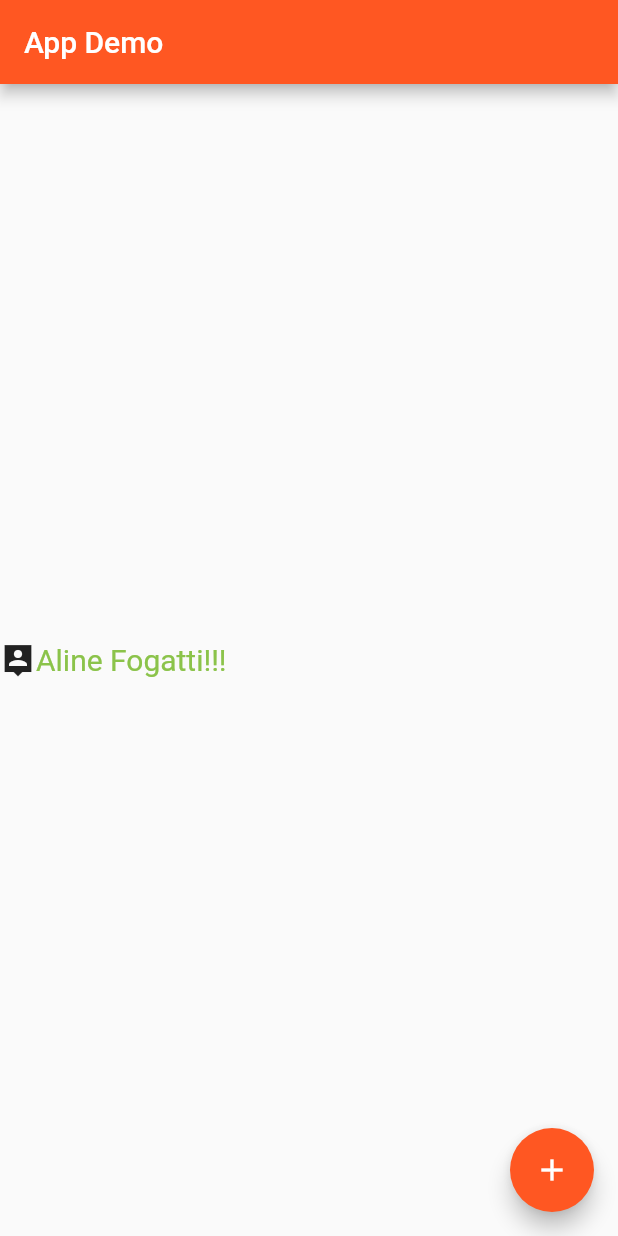
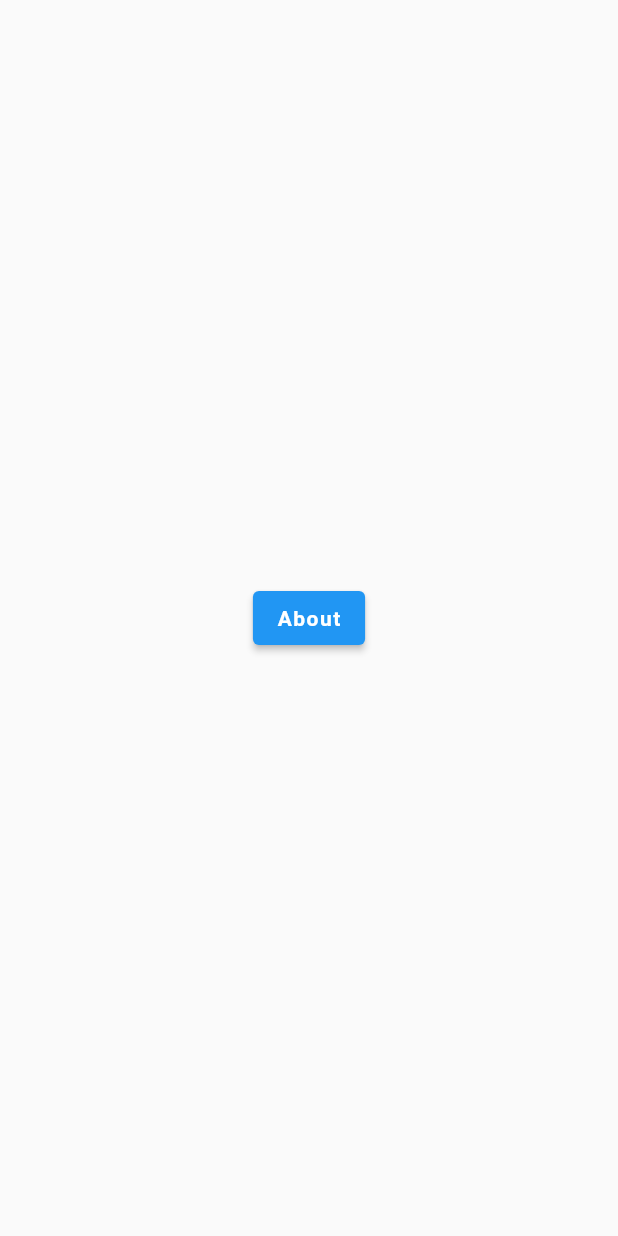
Before and after one commit to LucasCmanso/flutter-quizapp, a Flutter app: the screen it shows after launch, on a phone screen of 412 x 824 dp. Run offline on Flutter 3.47's test engine with Material 2 defaults, Android fonts, the phone set to English and light mode, and no system bars; our stand-ins replace firebase_core; accounts and stored records are empty.

Commit message:
Commit inicial

```diff
--- /dev/null
+++ b/lib/home/home.dart
@@ -0,0 +1,18 @@
+import 'package:flutter/material.dart';
+
+class HomeScreen extends StatelessWidget {
+  const HomeScreen({super.key});
+
+  @override
+  Widget build(BuildContext context) {
+    return MaterialApp(
+      home: Scaffold(
+        body: Center(
+          child: ElevatedButton(
+              child: Text('About', style: Theme.of(context).textTheme.button),
+              onPressed: () => Navigator.pushNamed(context, '/about')),
+        ),
+      ),
+    );
+  }
+}
--- a/lib/main.dart
+++ b/lib/main.dart
@@ -1,64 +1,35 @@
 import 'package:flutter/material.dart';
+import 'package:firebase_core/firebase_core.dart';
+import 'package:my_app/routes.dart';
+import 'package:my_app/theme.dart';
+import 'firebase_options.dart';
 
-void main() {
-  runApp(const MyApp());
+void main() async {
+  WidgetsFlutterBinding.ensureInitialized();
+  await Firebase.initializeApp(
+    options: DefaultFirebaseOptions.currentPlatform,
+  );
+  runApp(App());
 }
 
-class MyApp extends StatelessWidget {
-  const MyApp({super.key});
+/// We are using a StatefulWidget such that we only create the [Future] once,
+/// no matter how many times our widget rebuild.
+/// If we used a [StatelessWidget], in the event where [App] is rebuilt, that
+/// would re-initialize FlutterFire and make our application re-enter loading state,
+/// which is undesired.
+class App extends StatefulWidget {
+  const App({super.key});
+
+  @override
+  State<App> createState() => _AppState();
+}
+
+class _AppState extends State<App> {
+  /// The future is part of the state of our widget. We should not call `initializeApp`
+  /// directly inside [build].
 
   @override
   Widget build(BuildContext context) {
-    return MaterialApp(
-      title: 'Flutter Demo',
-      theme: ThemeData(
-        primarySwatch: Colors.deepOrange,
-      ),
-      home: const MyHomePage(title: 'App Demo'),
-    );
+    return MaterialApp(routes: appRoutes, theme: appTheme);
   }
 }
-
-class MyHomePage extends StatefulWidget {
-  const MyHomePage({super.key, required this.title});
-
-  final String title;
-
-  @override
-  State<MyHomePage> createState() => _MyHomePageState();
-}
-
-class _MyHomePageState extends State<MyHomePage> {
-  int _counter = 0;
-
-  void _incrementCounter() {
-    setState(() {
-      _counter++;
-    });
-  }
-
-  @override
-  Widget build(BuildContext context) {
-    return Scaffold(
-      appBar: AppBar(
-        // Here we take the value from the MyHomePage object that was created by
-        // the App.build method, and use it to set our appbar title.
-        title: Text(widget.title),
-      ),
-      body: Center(
-        child: Row(children: const [
-          Icon(Icons.person_pin_sharp),
-          Text(
-            'Aline Fogatti!!!',
-            style: TextStyle(color: Colors.lightGreen, fontSize: 20),
-          )
-        ]),
-      ),
-      floatingActionButton: FloatingActionButton(
-        onPressed: _incrementCounter,
-        tooltip: 'Increment',
-        child: const Icon(Icons.add),
-      ), // This trailing comma makes auto-formatting nicer for build methods.
-    );
-  }
-}
--- /dev/null
+++ b/lib/routes.dart
@@ -0,0 +1,13 @@
+import 'package:my_app/about/about.dart';
+import 'package:my_app/home/home.dart';
+import 'package:my_app/login/login.dart';
+import 'package:my_app/profile/profile.dart';
+import 'package:my_app/topics/topics.dart';
+
+var appRoutes = {
+  '/': (context) => const HomeScreen(),
+  '/login': (context) => const LoginScreen(),
+  '/profile': (context) => const ProfileScreen(),
+  '/topics': (context) => const TopicsScreen(),
+  '/about': (context) => const AboutScreen()
+};
--- /dev/null
+++ b/lib/theme.dart
@@ -0,0 +1,12 @@
+import 'package:flutter/material.dart';
+
+var appTheme = ThemeData(
+  brightness: Brightness.dark,
+  textTheme: const TextTheme(
+      bodyText1: TextStyle(fontSize: 18),
+      bodyText2: TextStyle(fontSize: 16),
+      button: TextStyle(
+        letterSpacing: 1,
+        fontWeight: FontWeight.bold,
+      )),
+);
```
Also changed, not shown: lib/about/about.dart (added, +12 -0 lines), lib/login/login.dart (added, +10 -0 lines), lib/profile/profile.dart (added, +10 -0 lines), lib/quiz/quiz.dart (added, +10 -0 lines), lib/topics/topics.dart (added, +10 -0 lines), lib/firebase_options.dart (added), 6 other files.
